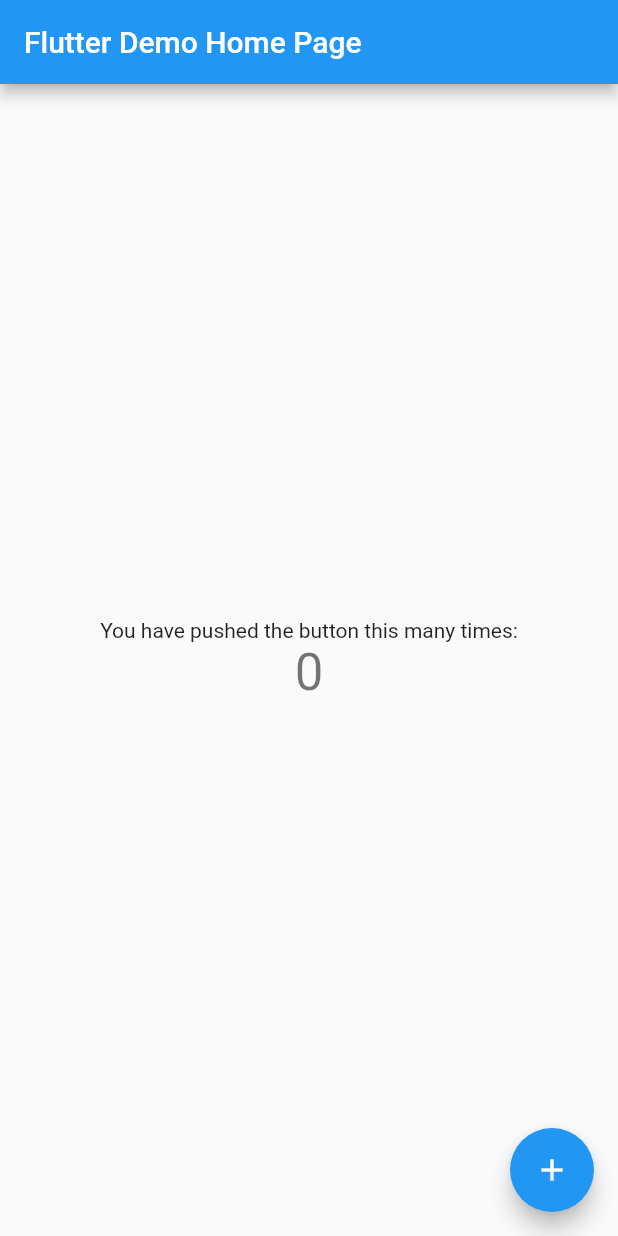
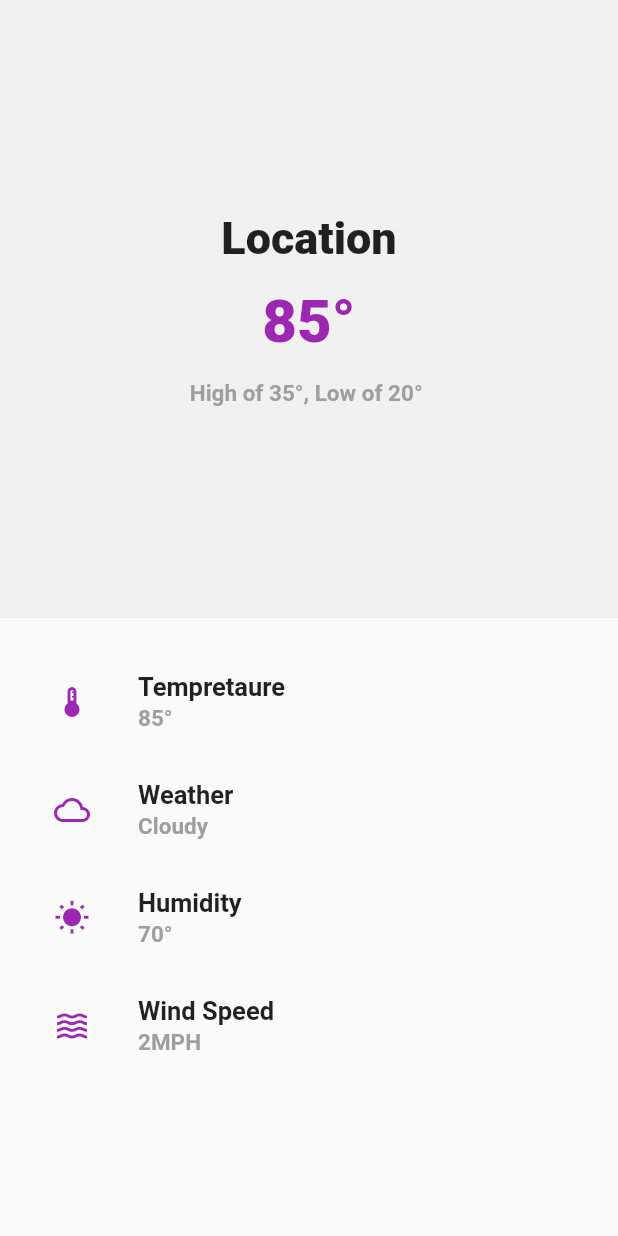
Before and after one commit to khsh90/advancedweather, a Flutter app: the screen it shows after launch, on a phone screen of 412 x 824 dp. Run offline on Flutter 3.47's test engine with Material 2 defaults, Android fonts, the phone set to English and light mode, and no system bars.

Commit message:
make app design

```diff
--- a/advanceweather/lib/main.dart
+++ b/advanceweather/lib/main.dart
@@ -1,4 +1,5 @@
 import 'package:flutter/material.dart';
+import './widgets/weather_tile.dart';
 
 void main() {
   runApp(const MyApp());
@@ -7,109 +8,92 @@
 class MyApp extends StatelessWidget {
   const MyApp({Key? key}) : super(key: key);
 
-  // This widget is the root of your application.
   @override
   Widget build(BuildContext context) {
     return MaterialApp(
-      title: 'Flutter Demo',
+      title: 'Weather App',
       theme: ThemeData(
-        // This is the theme of your application.
-        //
-        // Try running your application with "flutter run". You'll see the
-        // application has a blue toolbar. Then, without quitting the app, try
-        // changing the primarySwatch below to Colors.green and then invoke
-        // "hot reload" (press "r" in the console where you ran "flutter run",
-        // or simply save your changes to "hot reload" in a Flutter IDE).
-        // Notice that the counter didn't reset back to zero; the application
-        // is not restarted.
         primarySwatch: Colors.blue,
       ),
-      home: const MyHomePage(title: 'Flutter Demo Home Page'),
+      home: WeatherApp(),
     );
   }
 }
 
-class MyHomePage extends StatefulWidget {
-  const MyHomePage({Key? key, required this.title}) : super(key: key);
-
-  // This widget is the home page of your application. It is stateful, meaning
-  // that it has a State object (defined below) that contains fields that affect
-  // how it looks.
-
-  // This class is the configuration for the state. It holds the values (in this
-  // case the title) provided by the parent (in this case the App widget) and
-  // used by the build method of the State. Fields in a Widget subclass are
-  // always marked "final".
-
-  final String title;
+class WeatherApp extends StatefulWidget {
+  WeatherApp({Key? key}) : super(key: key);
 
   @override
-  State<MyHomePage> createState() => _MyHomePageState();
+  _WeatherAppState createState() => _WeatherAppState();
 }
 
-class _MyHomePageState extends State<MyHomePage> {
-  int _counter = 0;
-
-  void _incrementCounter() {
-    setState(() {
-      // This call to setState tells the Flutter framework that something has
-      // changed in this State, which causes it to rerun the build method below
-      // so that the display can reflect the updated values. If we changed
-      // _counter without calling setState(), then the build method would not be
-      // called again, and so nothing would appear to happen.
-      _counter++;
-    });
-  }
-
+class _WeatherAppState extends State<WeatherApp> {
   @override
   Widget build(BuildContext context) {
-    // This method is rerun every time setState is called, for instance as done
-    // by the _incrementCounter method above.
-    //
-    // The Flutter framework has been optimized to make rerunning build methods
-    // fast, so that you can just rebuild anything that needs updating rather
-    // than having to individually change instances of widgets.
     return Scaffold(
-      appBar: AppBar(
-        // Here we take the value from the MyHomePage object that was created by
-        // the App.build method, and use it to set our appbar title.
-        title: Text(widget.title),
+      body: Column(
+        children: [
+          Container(
+            height: MediaQuery.of(context).size.height / 2,
+            width: MediaQuery.of(context).size.width,
+            color: Color(0xfff1f1f1),
+            child: Column(
+              mainAxisAlignment: MainAxisAlignment.center,
+              children: const [
+                Text(
+                  'Location',
+                  style: TextStyle(
+                    fontSize: 30,
+                    fontWeight: FontWeight.w900,
                   ),
-      body: Center(
-        // Center is a layout widget. It takes a single child and positions it
-        // in the middle of the parent.
-        child: Column(
-          // Column is also a layout widget. It takes a list of children and
-          // arranges them vertically. By default, it sizes itself to fit its
-          // children horizontally, and tries to be as tall as its parent.
-          //
-          // Invoke "debug painting" (press "p" in the console, choose the
-          // "Toggle Debug Paint" action from the Flutter Inspector in Android
-          // Studio, or the "Toggle Debug Paint" command in Visual Studio Code)
-          // to see the wireframe for each widget.
-          //
-          // Column has various properties to control how it sizes itself and
-          // how it positions its children. Here we use mainAxisAlignment to
-          // center the children vertically; the main axis here is the vertical
-          // axis because Columns are vertical (the cross axis would be
-          // horizontal).
-          mainAxisAlignment: MainAxisAlignment.center,
-          children: <Widget>[
-            const Text(
-              'You have pushed the button this many times:',
+                ),
+                Padding(
+                  padding: EdgeInsets.only(top: 15, bottom: 15),
+                  child: Text(
+                    '85\u00b0',
+                    style: TextStyle(
+                      fontSize: 40,
+                      fontWeight: FontWeight.w900,
+                      color: Colors.purple,
+                    ),
+                  ),
                 ),
                 Text(
-              '$_counter',
-              style: Theme.of(context).textTheme.headline4,
+                  'High of 35\u00b0, Low of 20\u00b0 ',
+                  style: TextStyle(
+                      fontSize: 15,
+                      fontWeight: FontWeight.w600,
+                      color: Color(0xff9e9e9e)),
                 ),
               ],
             ),
           ),
-      floatingActionButton: FloatingActionButton(
-        onPressed: _incrementCounter,
-        tooltip: 'Increment',
-        child: const Icon(Icons.add),
-      ), // This trailing comma makes auto-formatting nicer for build methods.
+          Expanded(
+              child: Padding(
+            padding: const EdgeInsets.all(20),
+            child: ListView(
+              children: [
+                WeatherTile(
+                    icon: Icons.thermostat_outlined,
+                    weather: 'Tempretaure',
+                    weatherStatus: '85\u00b0'),
+                WeatherTile(
+                    icon: Icons.cloud_outlined,
+                    weather: 'Weather',
+                    weatherStatus: 'Cloudy'),
+                WeatherTile(
+                    icon: Icons.wb_sunny,
+                    weather: 'Humidity',
+                    weatherStatus: '70\u00b0'),
+                WeatherTile(
+                    icon: Icons.waves_outlined,
+                    weather: 'Wind Speed',
+                    weatherStatus: '2MPH')
+              ],
+            ),
+          ))
+        ],
+      ),
     );
   }
 }
--- /dev/null
+++ b/advanceweather/lib/widgets/weather_tile.dart
@@ -0,0 +1,40 @@
+import 'package:flutter/material.dart';
+
+class WeatherTile extends StatelessWidget {
+  IconData icon;
+  String weather;
+  String weatherStatus;
+
+  WeatherTile(
+      {Key? key,
+      required this.icon,
+      required this.weather,
+      required this.weatherStatus})
+      : super(key: key);
+
+  @override
+  Widget build(BuildContext context) {
+    return ListTile(
+      leading: Column(
+        mainAxisAlignment: MainAxisAlignment.center,
+        children: [
+          Icon(
+            icon,
+            color: Colors.purple,
+          )
+        ],
+      ),
+      title: Text(
+        weather,
+        style: const TextStyle(fontSize: 17, fontWeight: FontWeight.w600),
+      ),
+      subtitle: Text(
+        weatherStatus,
+        style: const TextStyle(
+            fontSize: 15,
+            color: Color(0xff9e9e9e),
+            fontWeight: FontWeight.w600),
+      ),
+    );
+  }
+}
```
Lines whose indentation alone changed are shown as unchanged.
